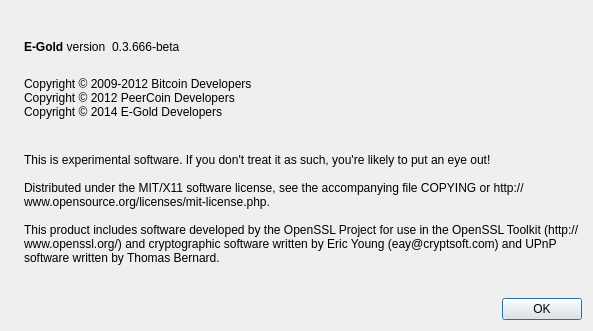
First picture: the form in src/qt/forms/aboutdialog.ui, repository e-goldcoin/egoldcoin, before the edit.
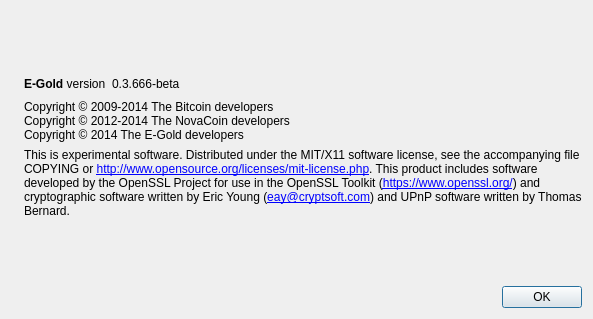
Second picture: the form after the edit. Icons and pictures are not drawn.

Diff of the .ui file:
```diff
--- a/src/qt/forms/aboutdialog.ui
+++ b/src/qt/forms/aboutdialog.ui
@@ -7,7 +7,7 @@
     <x>0</x>
     <y>0</y>
     <width>593</width>
-    <height>331</height>
+    <height>319</height>
    </rect>
   </property>
   <property name="windowTitle">
@@ -91,11 +91,9 @@
         <cursorShape>IBeamCursor</cursorShape>
        </property>
        <property name="text">
-        <string>
-Copyright © 2009-2012 Bitcoin Developers
-Copyright © 2012 PeerCoin Developers
-Copyright © 2014 E-Gold Developers
-</string>
+        <string>Copyright © 2009-2014 The Bitcoin developers
+Copyright © 2012-2014 The NovaCoin developers
+Copyright © 2014 The E-Gold developers</string>
        </property>
        <property name="textInteractionFlags">
         <set>Qt::LinksAccessibleByMouse|Qt::TextSelectableByKeyboard|Qt::TextSelectableByMouse</set>
@@ -109,11 +107,14 @@
        </property>
        <property name="text">
         <string>
-This is experimental software. If you don't treat it as such, you're likely to put an eye out!
+This is experimental software.
 
-Distributed under the MIT/X11 software license, see the accompanying file COPYING or http://www.opensource.org/licenses/mit-license.php.
+Distributed under the MIT/X11 software license, see the accompanying file COPYING or &lt;a href=&quot;http://www.opensource.org/licenses/mit-license.php&quot;&gt;http://www.opensource.org/licenses/mit-license.php&lt;/a&gt;.
 
-This product includes software developed by the OpenSSL Project for use in the OpenSSL Toolkit (http://www.openssl.org/) and cryptographic software written by Eric Young (eay@cryptsoft.com) and UPnP software written by Thomas Bernard.</string>
+This product includes software developed by the OpenSSL Project for use in the OpenSSL Toolkit (&lt;a href=&quot;https://www.openssl.org/&quot;&gt;https://www.openssl.org/&lt;/a&gt;) and cryptographic software written by Eric Young (&lt;a href=&quot;mailto:eay@cryptsoft.com&quot;&gt;eay@cryptsoft.com&lt;/a&gt;) and UPnP software written by Thomas Bernard.</string>
+       </property>
+       <property name="textFormat">
+        <enum>Qt::RichText</enum>
        </property>
        <property name="wordWrap">
         <bool>true</bool>
```
